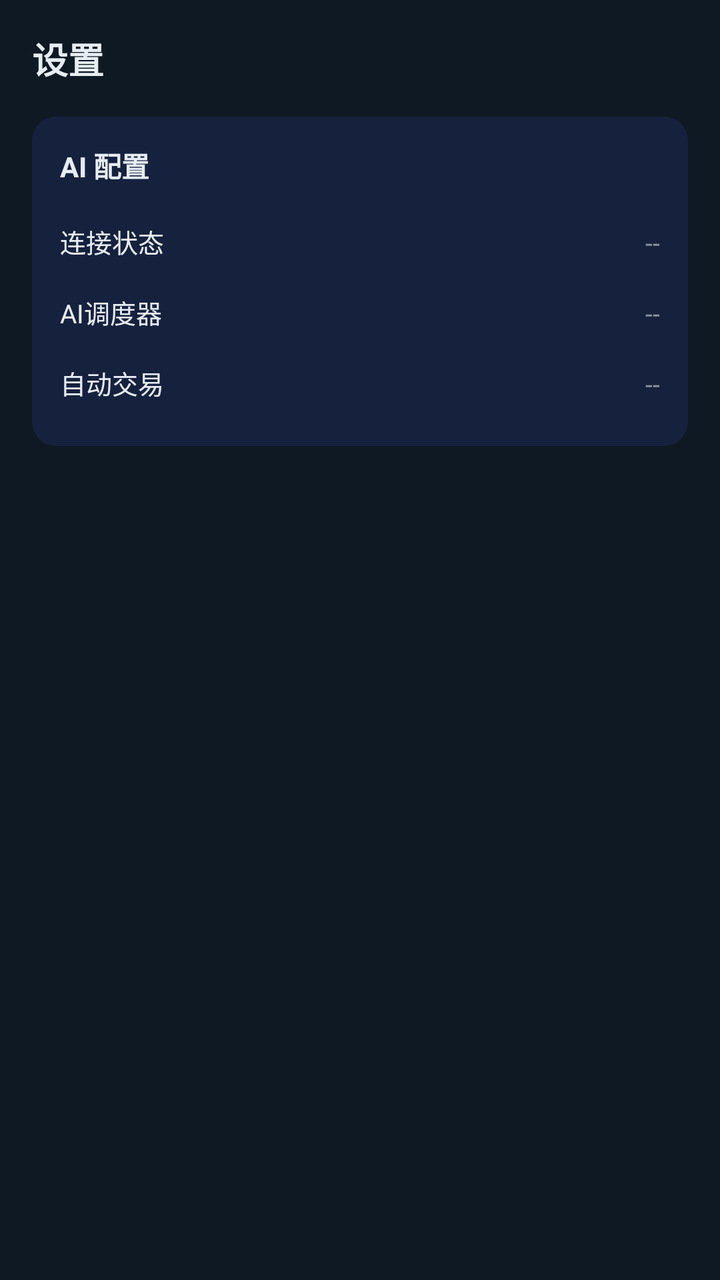
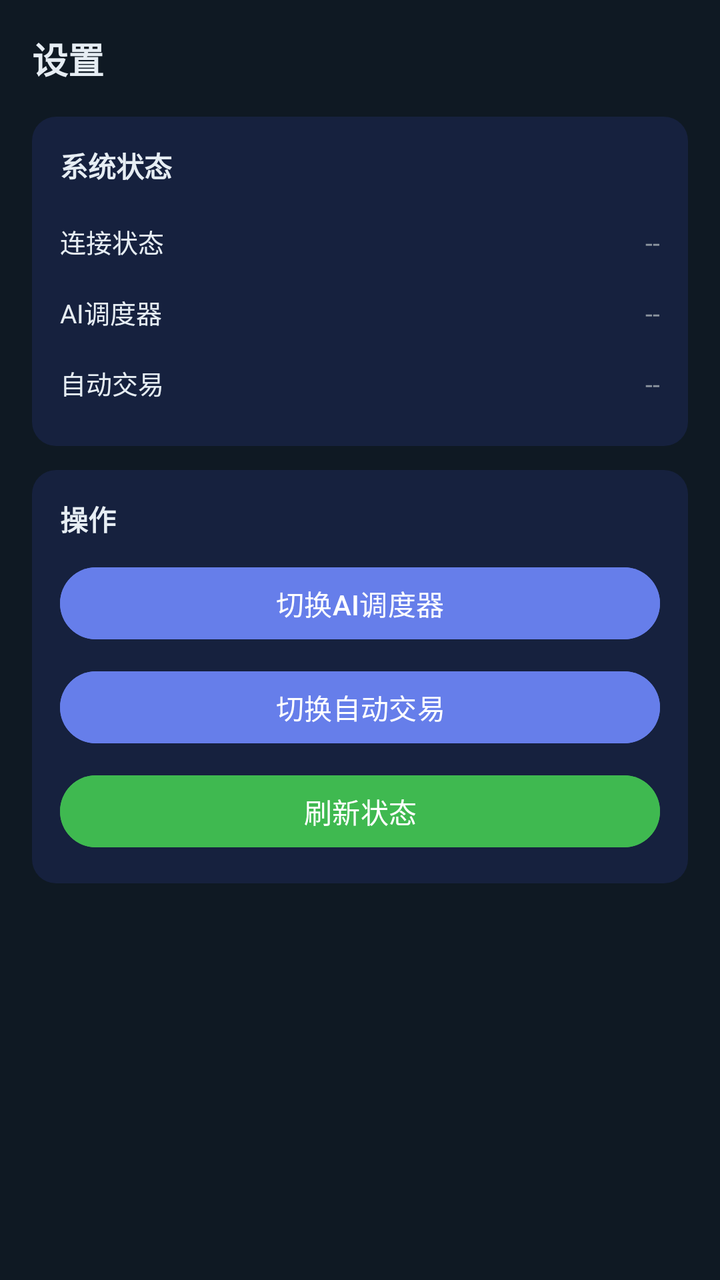

The first picture is an Android layout as it rendered before a commit; the second is the same layout after the commit. The layout source and the unified diff follow.
<!-- AndroidManifest.xml: application theme Theme.THSTradingAI -->
<!-- res/layout/fragment_settings.xml -->
<?xml version="1.0" encoding="utf-8"?>
<ScrollView xmlns:android="http://schemas.android.com/apk/res/android"
    android:layout_width="match_parent" android:layout_height="match_parent" android:background="#0f1923">
    <LinearLayout android:layout_width="match_parent" android:layout_height="wrap_content"
        android:orientation="vertical" android:padding="16dp">
        <TextView android:layout_width="wrap_content" android:layout_height="wrap_content"
            android:text="设置" android:textColor="#e6edf3" android:textSize="18sp"
            android:textStyle="bold" android:layout_marginBottom="16dp" />
        <LinearLayout android:layout_width="match_parent" android:layout_height="wrap_content"
            android:orientation="vertical" android:background="@drawable/bg_card" android:padding="14dp">
            <TextView android:layout_width="wrap_content" android:layout_height="wrap_content"
                android:text="AI 配置" android:textColor="#e6edf3" android:textSize="14sp"
                android:textStyle="bold" android:layout_marginBottom="10dp" />
            <LinearLayout android:layout_width="match_parent" android:layout_height="wrap_content"
                android:orientation="horizontal" android:paddingVertical="8dp">
                <TextView android:layout_width="0dp" android:layout_height="wrap_content"
                    android:layout_weight="1" android:text="连接状态" android:textColor="#e6edf3" android:textSize="13sp" />
                <TextView android:id="@+id/connectionStatus" android:layout_width="wrap_content"
                    android:layout_height="wrap_content" android:text="--" android:textColor="#8b949e" android:textSize="13sp" />
            </LinearLayout>
            <LinearLayout android:layout_width="match_parent" android:layout_height="wrap_content"
                android:orientation="horizontal" android:paddingVertical="8dp">
                <TextView android:layout_width="0dp" android:layout_height="wrap_content"
                    android:layout_weight="1" android:text="AI调度器" android:textColor="#e6edf3" android:textSize="13sp" />
                <TextView android:id="@+id/schedulerStatus" android:layout_width="wrap_content"
                    android:layout_height="wrap_content" android:text="--" android:textColor="#8b949e" android:textSize="13sp" />
            </LinearLayout>
            <LinearLayout android:layout_width="match_parent" android:layout_height="wrap_content"
                android:orientation="horizontal" android:paddingVertical="8dp">
                <TextView android:layout_width="0dp" android:layout_height="wrap_content"
                    android:layout_weight="1" android:text="自动交易" android:textColor="#e6edf3" android:textSize="13sp" />
                <TextView android:id="@+id/autoTradeStatus" android:layout_width="wrap_content"
                    android:layout_height="wrap_content" android:text="--" android:textColor="#8b949e" android:textSize="13sp" />
            </LinearLayout>
        </LinearLayout>
    </LinearLayout>
</ScrollView>
<!-- resources referenced by this layout -->
<resources>
  <!-- drawable bg_card (drawable) -->
  <?xml version="1.0" encoding="utf-8"?>
  <shape xmlns:android="http://schemas.android.com/apk/res/android" android:shape="rectangle">
      <solid android:color="#16213e" />
      <corners android:radius="12dp" />
  </shape>
  <style name="Theme.THSTradingAI" parent="Theme.Material3.Dark.NoActionBar">
          <item name="colorPrimary">@color/accent</item>
          <item name="colorOnPrimary">@color/text_primary</item>
          <item name="android:statusBarColor">@color/bg_primary</item>
          <item name="android:navigationBarColor">@color/bg_card</item>
          <item name="android:windowBackground">@color/bg_primary</item>
      </style>
  <color name="accent">#667eea</color>
  <color name="text_primary">#e6edf3</color>
  <color name="bg_primary">#0f1923</color>
  <color name="bg_card">#16213e</color>
</resources>

<!-- the commit's change to res/layout/fragment_settings.xml (unified diff, before → after) -->
@@ -9,7 +9,7 @@
         <LinearLayout android:layout_width="match_parent" android:layout_height="wrap_content"
             android:orientation="vertical" android:background="@drawable/bg_card" android:padding="14dp">
             <TextView android:layout_width="wrap_content" android:layout_height="wrap_content"
-                android:text="AI 配置" android:textColor="#e6edf3" android:textSize="14sp"
+                android:text="系统状态" android:textColor="#e6edf3" android:textSize="14sp"
                 android:textStyle="bold" android:layout_marginBottom="10dp" />
             <LinearLayout android:layout_width="match_parent" android:layout_height="wrap_content"
                 android:orientation="horizontal" android:paddingVertical="8dp">
@@ -33,5 +33,27 @@
                     android:layout_height="wrap_content" android:text="--" android:textColor="#8b949e" android:textSize="13sp" />
             </LinearLayout>
         </LinearLayout>
+        <LinearLayout android:layout_width="match_parent" android:layout_height="wrap_content"
+            android:orientation="vertical" android:background="@drawable/bg_card" android:padding="14dp"
+            android:layout_marginTop="12dp">
+            <TextView android:layout_width="wrap_content" android:layout_height="wrap_content"
+                android:text="操作" android:textColor="#e6edf3" android:textSize="14sp"
+                android:textStyle="bold" android:layout_marginBottom="10dp" />
+            <com.google.android.material.button.MaterialButton
+                android:id="@+id/btnToggleScheduler"
+                android:layout_width="match_parent" android:layout_height="44dp"
+                android:text="切换AI调度器" android:textColor="#ffffff"
+                android:backgroundTint="#667eea" android:layout_marginBottom="8dp" />
+            <com.google.android.material.button.MaterialButton
+                android:id="@+id/btnToggleAutoTrade"
+                android:layout_width="match_parent" android:layout_height="44dp"
+                android:text="切换自动交易" android:textColor="#ffffff"
+                android:backgroundTint="#667eea" android:layout_marginBottom="8dp" />
+            <com.google.android.material.button.MaterialButton
+                android:id="@+id/btnRefresh"
+                android:layout_width="match_parent" android:layout_height="44dp"
+                android:text="刷新状态" android:textColor="#ffffff"
+                android:backgroundTint="#3fb950" />
+        </LinearLayout>
     </LinearLayout>
 </ScrollView>
